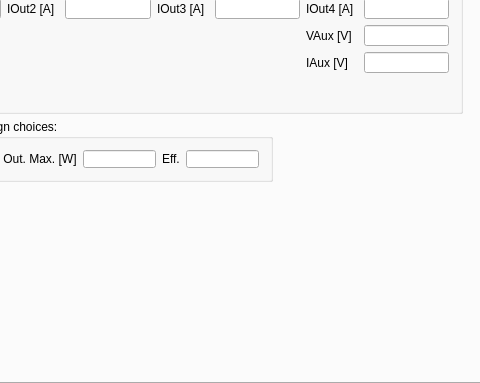
The window that FLySMPS/FLySMPS.ui (aemeltsev/FLySMPS) describes before a commit, drawn with Qt 5; both pictures show x 340 to 820 and y 97 to 480 of the 820 by 480 pixel window.
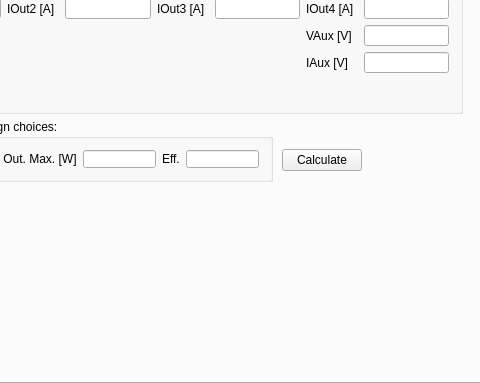
The same window after the commit. The open tabs and pages were chosen to show the change.

The edit to the form file:
```diff
--- a/FLySMPS/FLySMPS.ui
+++ b/FLySMPS/FLySMPS.ui
@@ -344,6 +344,19 @@
        </item>
       </layout>
      </widget>
+     <widget class="QPushButton" name="pushButton">
+      <property name="geometry">
+       <rect>
+        <x>620</x>
+        <y>220</y>
+        <width>80</width>
+        <height>22</height>
+       </rect>
+      </property>
+      <property name="text">
+       <string>Calculate</string>
+      </property>
+     </widget>
     </widget>
     <widget class="QWidget" name="InpDiodeBridgeAndCap">
      <attribute name="title">
```
Left out of the diff: 2 changed lines with no effect on the pictures.
